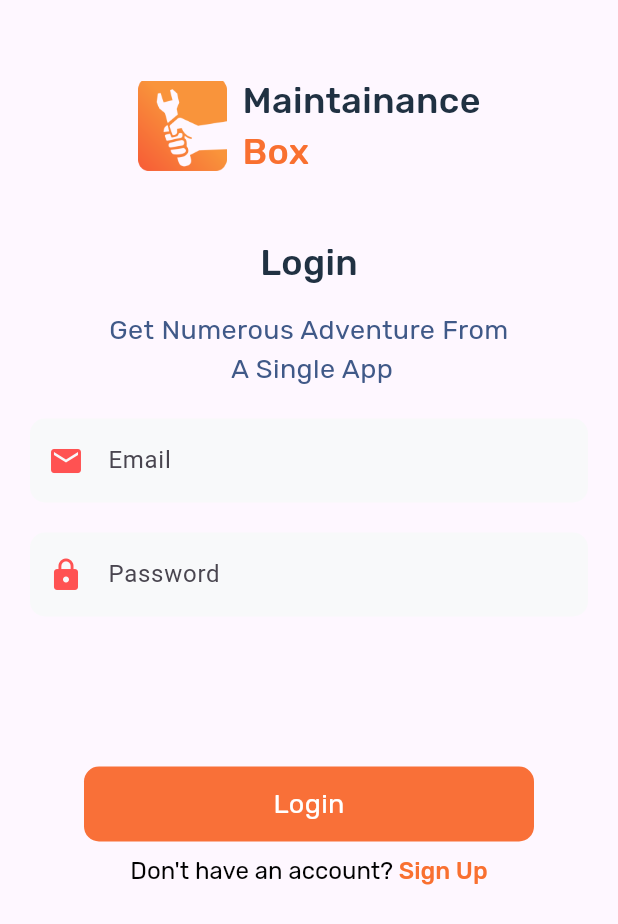
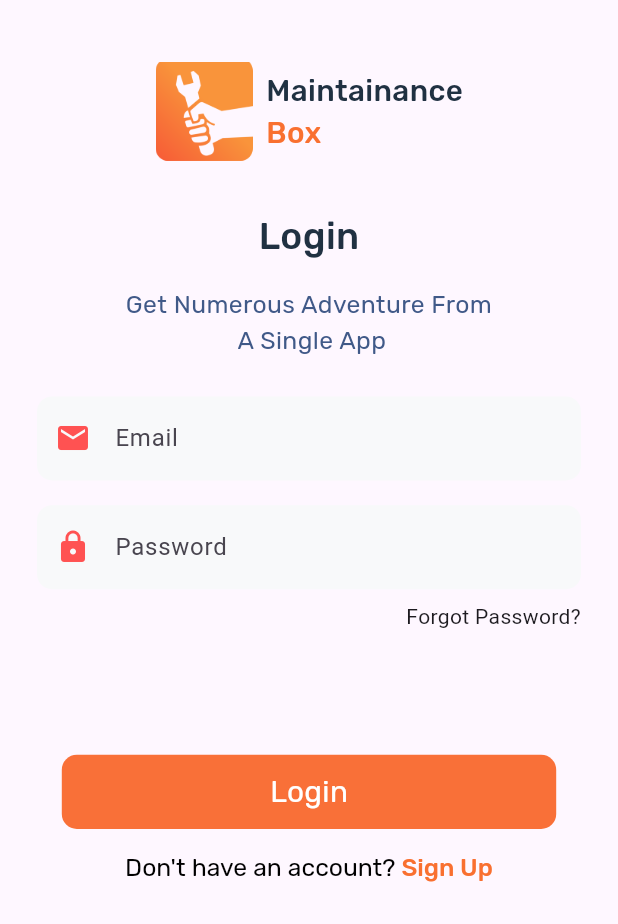
Before and after one commit to emon22830/login_ui, a Flutter app: the screen it shows after launch, on a phone screen of 412 x 824 dp. Shown: the top 924 px of the screen. Run offline on Flutter 3.47's test engine with Material 3 defaults, Android fonts, the phone set to English and light mode, and no system bars.

Commit message:
Updated1

```diff
--- a/lib/main.dart
+++ b/lib/main.dart
@@ -13,30 +13,39 @@ class MyApp extends StatelessWidget {
       debugShowCheckedModeBanner: false,
       home: Scaffold(
         body: SafeArea(
+          child: LayoutBuilder(
+            builder: (context, constraints) {
+              // Screen height and width
+              double screenHeight = constraints.maxHeight;
+              double screenWidth = constraints.maxWidth;
+
+              // Base padding and font size for responsiveness
+              double basePadding = screenHeight * 0.03; // Adjust padding based on height
+              double baseFontSize = screenHeight * 0.02; // Adjust font size based on height
+
+              return SingleChildScrollView(
+                child: Padding(
+                  padding: EdgeInsets.symmetric(horizontal: basePadding),
                   child: Column(
                     children: [
-              SizedBox(
-                height: 50,
-              ),
+                      SizedBox(height: screenHeight * 0.05), // Responsive spacing
                       Row(
                         mainAxisAlignment: MainAxisAlignment.center,
                         crossAxisAlignment: CrossAxisAlignment.center,
                         children: [
                           Image(
                             image: AssetImage('assets/logo.png'),
-                    height: 60,
-                    width: 60,
+                            height: screenHeight * 0.08, // Adjust image size
+                            width: screenHeight * 0.08,
                           ),
-                  SizedBox(
-                    width: 10,
-                  ),
+                          SizedBox(width: screenWidth * 0.02), // Adjust horizontal spacing
                           Column(
                             crossAxisAlignment: CrossAxisAlignment.start,
                             children: [
                               Text(
                                 'Maintainance',
                                 style: TextStyle(
-                          fontSize: 24,
+                                  fontSize: baseFontSize * 1.2, // Adjust font size
                                   fontFamily: 'Rubik Medium',
                                   color: Color(0xff203142),
                                 ),
@@ -44,46 +53,40 @@ class MyApp extends StatelessWidget {
                               Text(
                                 'Box',
                                 style: TextStyle(
-                          fontSize: 24,
+                                  fontSize: baseFontSize * 1.2,
                                   fontFamily: 'Rubik Medium',
                                   color: Color(0xffF97030),
                                 ),
                               ),
                             ],
-                  )
+                          ),
                         ],
                       ),
-              SizedBox(
-                height: 40,
-              ),
+                      SizedBox(height: screenHeight * 0.04),
                       Center(
                         child: Text(
                           'Login',
                           style: TextStyle(
-                    fontSize: 24,
+                            fontSize: baseFontSize * 1.5, // Adjust font size
                             fontFamily: 'Rubik Medium',
                             color: Color(0xff203142),
                           ),
                         ),
                       ),
-              SizedBox(height: 15),
+                      SizedBox(height: screenHeight * 0.02),
                       Center(
                         child: Text(
                           'Get Numerous Adventure From\n A Single App',
                           textAlign: TextAlign.center,
                           style: TextStyle(
-                    fontSize: 18,
+                            fontSize: baseFontSize, // Adjust font size
                             fontFamily: 'Rubik Regular',
                             color: Color(0xff405988),
                           ),
                         ),
                       ),
-              SizedBox(
-                height: 20,
-              ),
-              Padding(
-                padding: const EdgeInsets.symmetric(horizontal: 20),
-                child: TextFormField(
+                      SizedBox(height: screenHeight * 0.03),
+                      TextFormField(
                         decoration: InputDecoration(
                           hintText: 'Email',
                           fillColor: Color(0xffF8F9FA),
@@ -102,11 +105,8 @@ class MyApp extends StatelessWidget {
                           ),
                         ),
                       ),
-              ),
-              SizedBox(height: 20),
-              Padding(
-                padding: const EdgeInsets.symmetric(horizontal: 20),
-                child: TextFormField(
+                      SizedBox(height: screenHeight * 0.02),
+                      TextFormField(
                         obscureText: true, // Hide the password input
                         decoration: InputDecoration(
                           hintText: 'Password',
@@ -126,18 +126,23 @@ class MyApp extends StatelessWidget {
                           ),
                         ),
                       ),
+                      SizedBox(height: 8,),
+                      Row(
+                        mainAxisAlignment: MainAxisAlignment.end,
+                        children: [
+
+                          Text('Forgot Password?'),
+                        ],
                       ),
-              SizedBox(
-                height: 100,
-              ),
+                      SizedBox(height: screenHeight * 0.1),
                       Container(
-                height: 50,
-                width: 300,
+                        height: screenHeight * 0.06, // Responsive height
+                        width: screenWidth * 0.8, // Responsive width
                         child: Center(
                           child: Text(
                             'Login',
                             style: TextStyle(
-                      fontSize: 18,
+                              fontSize: baseFontSize * 1.2, // Adjust font size
                               fontFamily: 'Rubik Regular',
                               color: Colors.white,
                             ),
@@ -148,9 +153,7 @@ class MyApp extends StatelessWidget {
                           borderRadius: BorderRadius.circular(10),
                         ),
                       ),
-              SizedBox(
-                height: 10,
-              ),
+                      SizedBox(height: screenHeight * 0.02),
                       Container(
                         child: Center(
                           child: RichText(
@@ -158,15 +161,15 @@ class MyApp extends StatelessWidget {
                               text: "Don't have an account? ",
                               style: TextStyle(
                                 color: Colors.black,
-                        fontSize: 16,
+                                fontSize: baseFontSize, // Adjust font size
                                 fontFamily: 'Rubik Regular',
                               ),
                               children: <TextSpan>[
                                 TextSpan(
                                   text: 'Sign Up',
                                   style: TextStyle(
-                            color: Color(0xffF97030), // Fixed hex color code
-                            fontSize: 16,
+                                    color: Color(0xffF97030),
+                                    fontSize: baseFontSize,
                                     fontFamily: 'Rubik Medium',
                                   ),
                                 ),
@@ -178,6 +181,10 @@ class MyApp extends StatelessWidget {
                     ],
                   ),
                 ),
+              );
+            },
+          ),
+        ),
       ),
     );
   }
```
Lines whose indentation alone changed are shown as unchanged.
